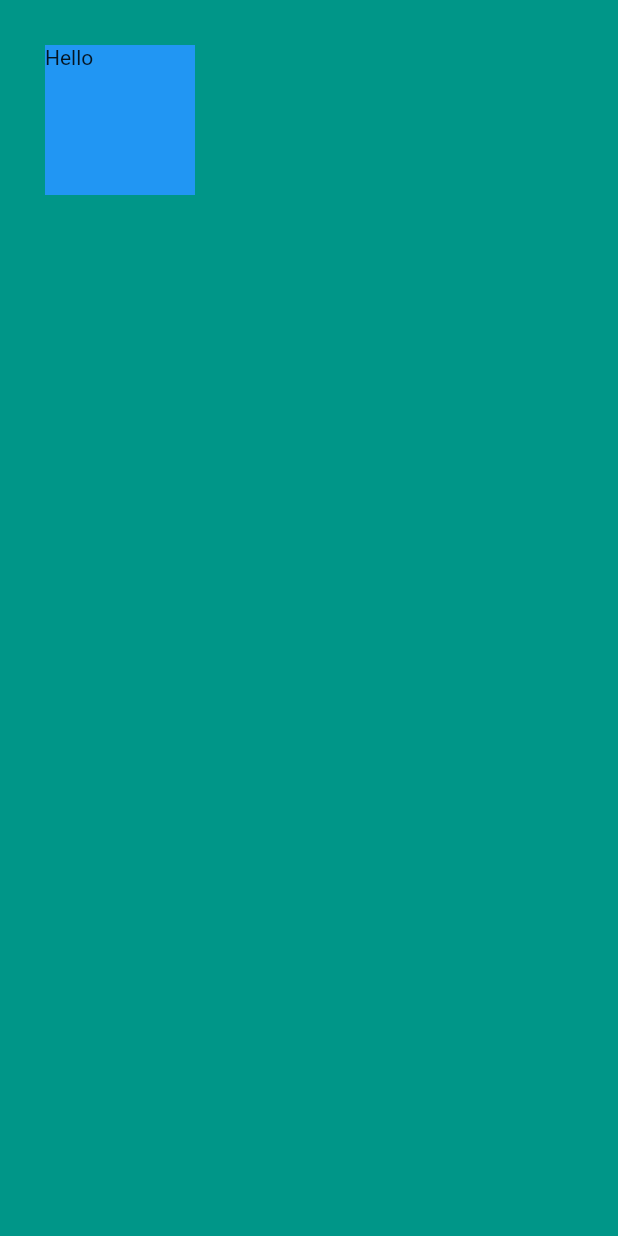
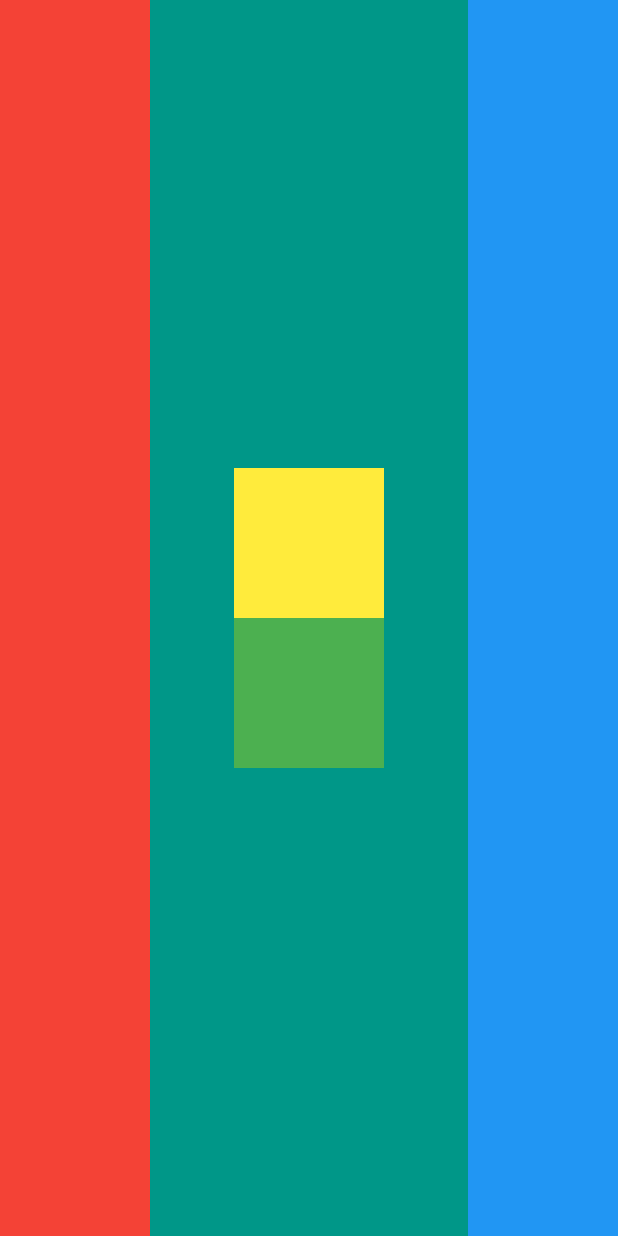
Before and after one commit to anavaleije/flutter-studies, a Flutter app: the screen it shows after launch, on a phone screen of 412 x 824 dp. Run offline on Flutter 3.47's test engine with Material 2 defaults, Android fonts, the phone set to English and light mode, and no system bars.

Commit message:
Solve flutter layout challenge

```diff
--- a/mi_card_flutter/lib/main.dart
+++ b/mi_card_flutter/lib/main.dart
@@ -13,12 +13,33 @@ class MyApp extends StatelessWidget {
       home: Scaffold(
         backgroundColor: Colors.teal,
         body: SafeArea(
-            child: Container(
-              height: 100.0,
-              width: 100.0,
-              margin: EdgeInsets.all(30.0),
-              color: Colors.blue,
-              child: Text('Hello'),
+            child: Row(
+              mainAxisAlignment: MainAxisAlignment.spaceBetween,
+              children: <Widget>[
+                Container(
+                  width: 100.0,
+                  color: Colors.red,
+                ),
+                Column(
+                  mainAxisAlignment: MainAxisAlignment.center,
+                  children: <Widget>[
+                    Container(
+                      height: 100.0,
+                      width: 100.0,
+                      color: Colors.yellow,
+                    ),
+                    Container(
+                      height: 100.0,
+                      width: 100.0,
+                      color: Colors.green,
+                    ),
+                  ],
+                ),
+                Container(
+                  width: 100.0,
+                  color: Colors.blue,
+                ),
+              ],
             ),
         ),
       ),
```
